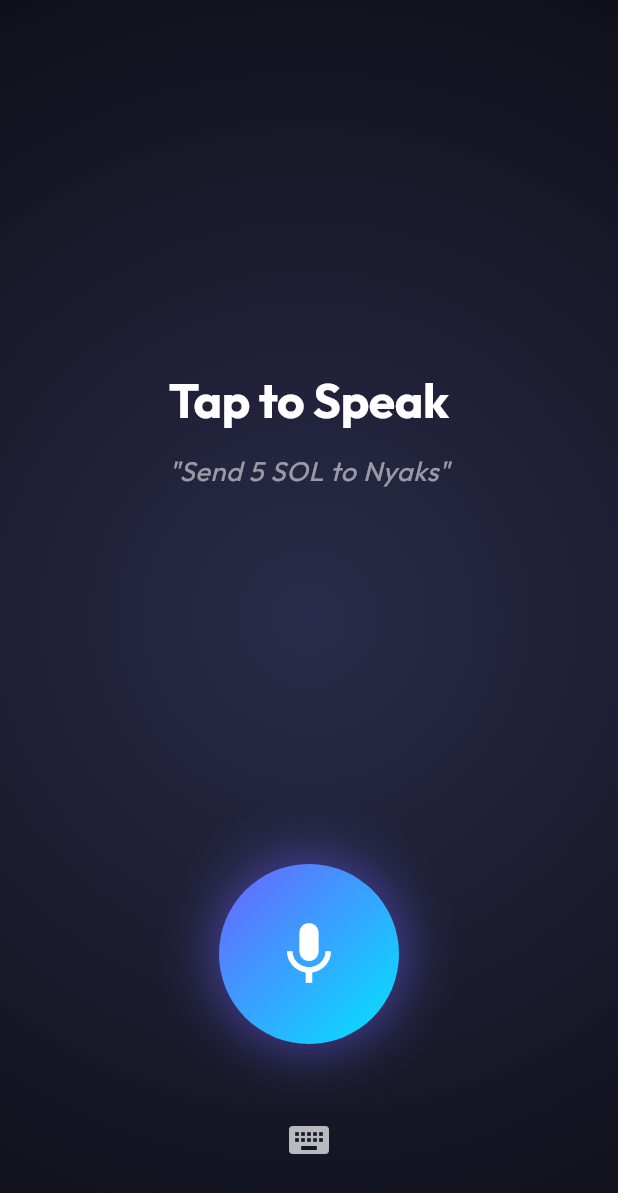
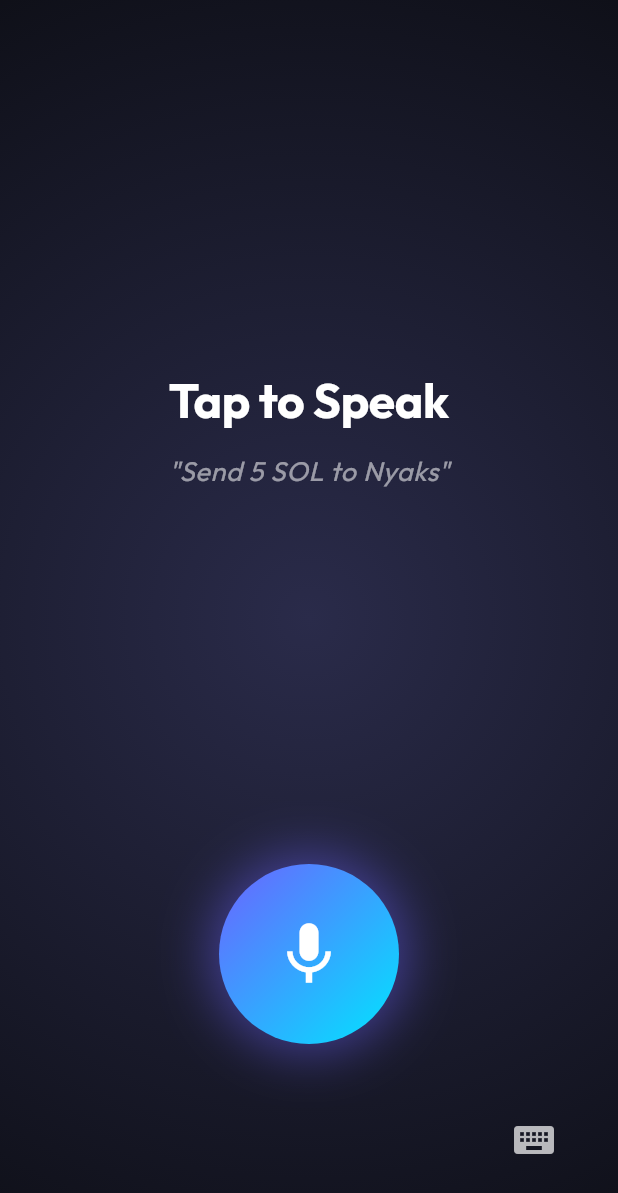
Before and after one commit to nyaks1/double-z, a Flutter app: the HomeScreen screen opened by its route, on a phone screen of 412 x 824 dp. Shown: the top 1193 px of the screen. Run offline on Flutter 3.47's test engine with Material 3 defaults, Android fonts, the phone set to English and light mode, and no system bars; our stand-ins replace google_fonts; missing offline and left inert: record.

Commit message:
Move keyboard icon to the right

```diff
--- a/mobile/lib/screens/home.dart
+++ b/mobile/lib/screens/home.dart
@@ -146,10 +146,16 @@ class _HomeScreenState extends State<HomeScreen> with SingleTickerProviderStateM
                     ),
                   ),
                   const SizedBox(height: 40),
-                  IconButton(
-                    icon: const Icon(Icons.keyboard, color: Colors.white70, size: 32),
-                    onPressed: () => setState(() => _isTypingMode = true),
-                    tooltip: "Type your intent",
+                  Align(
+                    alignment: Alignment.centerRight,
+                    child: Padding(
+                      padding: const EdgeInsets.only(right: 32.0),
+                      child: IconButton(
+                        icon: const Icon(Icons.keyboard, color: Colors.white70, size: 32),
+                        onPressed: () => setState(() => _isTypingMode = true),
+                        tooltip: "Type your intent",
+                      ),
+                    ),
                   ),
                 ] else ...[
                   Padding(
```
